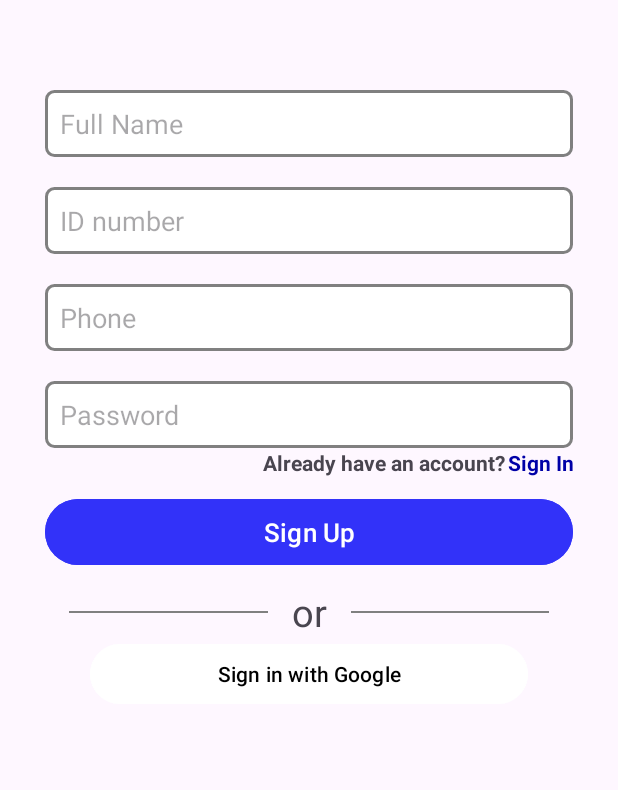
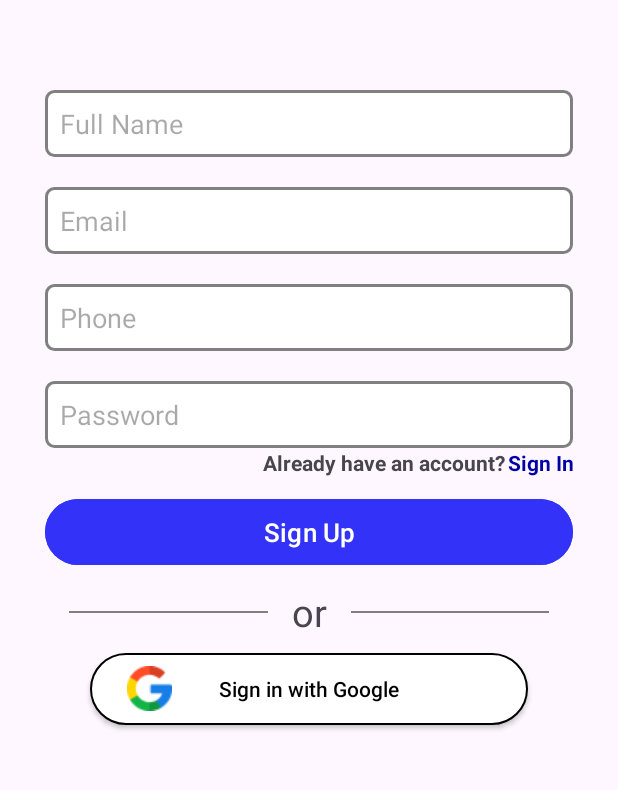
Before and after one commit to Ashraf-El-Fallah/Dentella, an Android app: the CreateAccountFragment screen opened through its navigation route, on a phone screen of 412 x 824 dp, the part 320-1110 px from its top. Run offline under Robolectric (Android 15) with nearby library versions, the phone set to English and light mode, and no system bars.

Commit message:
add design and navigation changes

```diff
--- a/app/src/main/java/com/af/dentalla/ui/fragments/doctorauth/CreateAccountFragment.kt
+++ b/app/src/main/java/com/af/dentalla/ui/fragments/doctorauth/CreateAccountFragment.kt
@@ -5,34 +5,49 @@ import androidx.fragment.app.Fragment
 import android.view.LayoutInflater
 import android.view.View
 import android.view.ViewGroup
-import com.af.dentalla.R
+import androidx.navigation.findNavController
 import com.af.dentalla.databinding.FragmentCreateAccountBinding
-import com.af.dentalla.databinding.FragmentLoginAccountBinding
 
 
 class CreateAccountFragment : Fragment() {
 
-    private var _binding: FragmentCreateAccountBinding?=null
-    private val binding get()=_binding!!
+    private var _binding: FragmentCreateAccountBinding? = null
+    private val binding get() = _binding!!
     override fun onCreateView(
         inflater: LayoutInflater, container: ViewGroup?,
         savedInstanceState: Bundle?
-    ): View? {
+    ): View {
         // Inflate the layout for this fragment
-        _binding= FragmentCreateAccountBinding.inflate(inflater,container,false)
+        _binding = FragmentCreateAccountBinding.inflate(inflater, container, false)
         return binding.root
     }
 
     override fun onViewCreated(view: View, savedInstanceState: Bundle?) {
         super.onViewCreated(view, savedInstanceState)
+        setOnClicks()
+    }
+
+
+    private fun setOnClicks() {
+        val navigateToLogin =
+            CreateAccountFragmentDirections.actionCreateAccountFragmentToLoginAccountFragment()
+        binding.signUp.setOnClickListener {
+            view?.findNavController()
+                ?.navigate(navigateToLogin)
+        }
+
+        binding.signIn.setOnClickListener {
+            view?.findNavController()
+                ?.navigate(navigateToLogin)
+        }
+
 
     }
 
 
-
     override fun onDestroyView() {
         super.onDestroyView()
-        _binding=null
+        _binding = null
     }
 
 
--- a/app/src/main/res/layout/fragment_create_account.xml
+++ b/app/src/main/res/layout/fragment_create_account.xml
@@ -15,7 +15,7 @@
         app:layout_constraintEnd_toEndOf="parent"
         app:layout_constraintTop_toTopOf="parent"
         android:textStyle="bold"
-        android:textSize="20dp"/>
+        android:textSize="20sp"/>
 
     <ImageView
         android:id="@+id/logo"
@@ -25,7 +25,7 @@
         app:layout_constraintEnd_toEndOf="@id/changePassword"
         app:layout_constraintTop_toBottomOf="@id/changePassword"
         android:src="@drawable/logo"
-        android:layout_marginTop="30dp"/>
+        android:layout_marginTop="30sp"/>
 
     <EditText
         android:id="@+id/fullName"
@@ -39,10 +39,11 @@
         android:hint="@string/full_name"
         android:background="@drawable/edittext_border"
         android:padding="10dp"
+        android:inputType="text"
         />
 
     <EditText
-        android:id="@+id/newPassword"
+        android:id="@+id/etEmail"
         android:layout_width="0dp"
         android:layout_height="wrap_content"
         app:layout_constraintStart_toStartOf="parent"
@@ -50,9 +51,10 @@
         app:layout_constraintTop_toBottomOf="@id/fullName"
         android:layout_marginTop="20dp"
         android:layout_marginHorizontal="30dp"
-        android:hint="@string/id_number"
+        android:hint="@string/email"
         android:background="@drawable/edittext_border"
         android:padding="10dp"
+        android:inputType="textEmailAddress"
         />
 
     <EditText
@@ -61,12 +63,13 @@
         android:layout_height="wrap_content"
         app:layout_constraintStart_toStartOf="parent"
         app:layout_constraintEnd_toEndOf="parent"
-        app:layout_constraintTop_toBottomOf="@id/newPassword"
+        app:layout_constraintTop_toBottomOf="@id/etEmail"
         android:layout_marginTop="20dp"
         android:layout_marginHorizontal="30dp"
         android:hint="@string/phone"
         android:background="@drawable/edittext_border"
         android:padding="10dp"
+        android:inputType="phone"
         />
 
     <EditText
@@ -81,6 +84,7 @@
         android:hint="@string/password"
         android:background="@drawable/edittext_border"
         android:padding="10dp"
+        android:inputType="textPassword"
         />
 
     <TextView
@@ -103,7 +107,9 @@
         android:text="@string/sign_in"
         android:layout_marginStart="2dp"
         android:textColor="@color/dark_blue"
-        android:textStyle="bold"/>
+        android:textStyle="bold"
+        android:clickable="true"
+        android:focusable="true"/>
 
     <Button
         android:id="@+id/signUp"
@@ -131,7 +137,7 @@
         app:layout_constraintStart_toStartOf="parent"
         app:layout_constraintTop_toBottomOf="@id/signUp" />
 
-    <Button
+    <androidx.appcompat.widget.AppCompatButton
         android:id="@+id/signInGoogle"
         android:layout_width="0dp"
         android:layout_height="wrap_content"
@@ -139,10 +145,13 @@
         app:layout_constraintEnd_toEndOf="parent"
         app:layout_constraintTop_toBottomOf="@id/or"
         android:layout_marginHorizontal="60dp"
-        android:backgroundTint="@color/white"
         android:text="@string/signin_with_google"
+        android:layout_marginTop="10dp"
+        android:textAllCaps="false"
         android:textColor="@color/black"
+        android:background="@drawable/google_sign_in_button"
         />
+
 
     <View
         android:id="@+id/line1"
--- a/app/src/main/res/navigation/nav_graph.xml
+++ b/app/src/main/res/navigation/nav_graph.xml
@@ -1,6 +1,5 @@
 <?xml version="1.0" encoding="utf-8"?>
-<navigation
-    xmlns:android="http://schemas.android.com/apk/res/android"
+<navigation xmlns:android="http://schemas.android.com/apk/res/android"
     xmlns:app="http://schemas.android.com/apk/res-auto"
     xmlns:tools="http://schemas.android.com/tools"
     android:id="@+id/nav_graph"
@@ -21,34 +20,40 @@
         android:id="@+id/loginScreen"
         android:name="com.af.dentalla.ui.fragments.LoginFragment"
         android:label="fragment_login_screen"
-        tools:layout="@layout/fragment_login" >
+        tools:layout="@layout/fragment_login">
         <action
             android:id="@+id/action_loginScreen_to_loginAccountFragment"
             app:destination="@id/loginAccountFragment" />
+        <action
+            android:id="@+id/action_loginScreen_to_createAccountFragment"
+            app:destination="@id/createAccountFragment" />
     </fragment>
     <fragment
         android:id="@+id/loginAccountFragment"
         android:name="com.af.dentalla.ui.fragments.doctorauth.LoginAccountFragment"
         android:label="fragment_login_account"
-        tools:layout="@layout/fragment_login_account" >
+        tools:layout="@layout/fragment_login_account">
         <action
             android:id="@+id/action_loginAccountFragment_to_createAccountFragment"
             app:destination="@id/createAccountFragment" />
+        <action
+            android:id="@+id/action_loginAccountFragment_to_forgetPasswordFragment"
+            app:destination="@id/forgetPasswordFragment" />
     </fragment>
     <fragment
         android:id="@+id/createAccountFragment"
         android:name="com.af.dentalla.ui.fragments.doctorauth.CreateAccountFragment"
         android:label="fragment_create_account"
-        tools:layout="@layout/fragment_create_account" >
+        tools:layout="@layout/fragment_create_account">
         <action
-            android:id="@+id/action_createAccountFragment_to_forgetPasswordFragment"
-            app:destination="@id/forgetPasswordFragment" />
+            android:id="@+id/action_createAccountFragment_to_loginAccountFragment"
+            app:destination="@id/loginAccountFragment" />
     </fragment>
     <fragment
         android:id="@+id/forgetPasswordFragment"
         android:name="com.af.dentalla.ui.fragments.ForgetPasswordFragment"
         android:label="fragment_forget_password"
-        tools:layout="@layout/fragment_forget_password" >
+        tools:layout="@layout/fragment_forget_password">
         <action
             android:id="@+id/action_forgetPasswordFragment_to_confirmationCodeFragment"
             app:destination="@id/confirmationCodeFragment" />
@@ -57,7 +62,7 @@
         android:id="@+id/confirmationCodeFragment"
         android:name="com.af.dentalla.ui.fragments.ConfirmationCodeFragment"
         android:label="fragment_confirmation_code"
-        tools:layout="@layout/fragment_confirmation_code" >
+        tools:layout="@layout/fragment_confirmation_code">
         <action
             android:id="@+id/action_confirmationCodeFragment_to_changePasswordFragment"
             app:destination="@id/changePasswordFragment" />
@@ -66,5 +71,9 @@
         android:id="@+id/changePasswordFragment"
         android:name="com.af.dentalla.ui.fragments.ChangePasswordFragment"
         android:label="fragment_change_password"
-        tools:layout="@layout/fragment_change_password" />
+        tools:layout="@layout/fragment_change_password" >
+        <action
+            android:id="@+id/action_changePasswordFragment_to_loginAccountFragment"
+            app:destination="@id/loginAccountFragment" />
+    </fragment>
 </navigation>
```
Also changed, not shown: app/build.gradle.kts (+16 -0 lines), app/src/main/java/com/af/dentalla/ui/fragments/ChangePasswordFragment.kt (+13 -3 lines), app/src/main/java/com/af/dentalla/ui/fragments/ConfirmationCodeFragment.kt (+13 -3 lines), app/src/main/java/com/af/dentalla/ui/fragments/ForgetPasswordFragment.kt (+16 -8 lines), app/src/main/java/com/af/dentalla/ui/fragments/LoginFragment.kt (+9 -4 lines), app/src/main/java/com/af/dentalla/ui/fragments/doctorauth/LoginAccountFragment.kt (+24 -6 lines), app/src/main/res/layout/fragment_change_password.xml (+5 -3 lines), app/src/main/res/layout/fragment_confirmation_code.xml (+26 -18 lines), app/src/main/res/layout/fragment_login_account.xml (+12 -8 lines), 2 other files.
